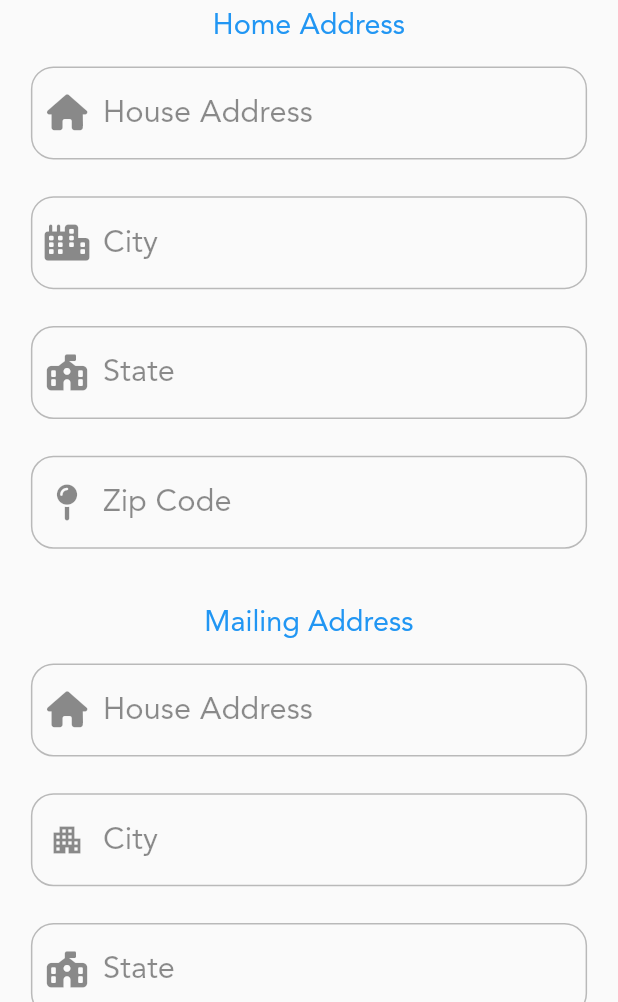
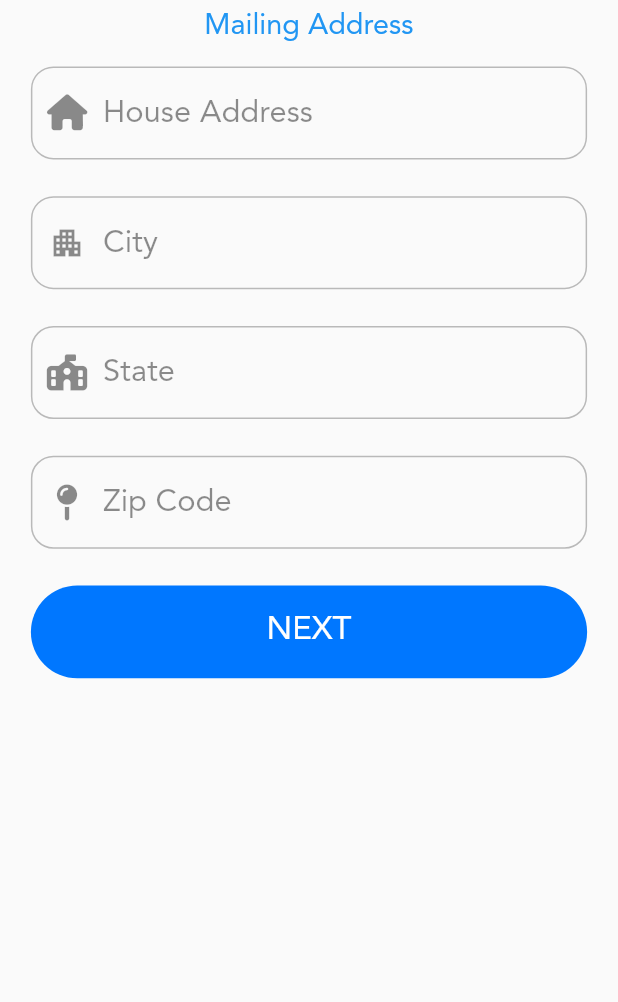
Before and after one commit to IBRAHIMBNC/success_airline_app, a Flutter app: the AddressScreen screen opened directly with empty values, on a phone screen of 412 x 824 dp, the part 234-1236 px from its top. Run offline on Flutter 3.47's test engine with Material 2 defaults, Android fonts, the phone set to English and light mode, and no system bars; our stand-ins replace cached_network_image, cloud_firestore, dotted_border, file_picker, firebase_auth, firebase_core and 11 more; missing offline and left inert: circular_bottom_navigation, in_app_purchase_android, in_app_purchase_storekit; accounts and stored records are empty; network calls fail; project files that could hold a hidden picture were left out.

Commit message:
House mail removed

```diff
--- a/lib/screens/admin_screens/categoryItemDetails_screen.dart
+++ b/lib/screens/admin_screens/categoryItemDetails_screen.dart
@@ -236,6 +236,8 @@ class AddCategoryItemDetailScreen extends StatelessWidget {
                   isLoading: isLoading.value,
                   label: 'Publish',
                   onPressed: () {
+                    // print(lesson!.audioLink);
+                    // return;
                     // Focus.of(context).unfocus();
                     publish();
                   },
@@ -261,7 +263,8 @@ class AddCategoryItemDetailScreen extends StatelessWidget {
       }
       isLoading.value = true;
 
-      if (downloadedFile!.path != audioFile.value!.path) {
+      if (downloadedFile == null ||
+          downloadedFile!.path != audioFile.value!.path) {
         audioUrl = await lessonCont.uploadAudio(audioFile.value!);
       } else {
         audioUrl = lesson!.audioLink;
--- a/lib/screens/auth_screens/address_screen.dart
+++ b/lib/screens/auth_screens/address_screen.dart
@@ -95,71 +95,71 @@ class AddressScreen extends StatelessWidget {
               key: _key,
               child: Column(
                 children: [
-                  const SmallText(
-                    size: 14,
-                    text: 'Home Address',
-                    color: Colors.blue,
-                  ),
-                  SizedBox(
-                    height: 2.h,
-                  ),
-                  CustomTextField(
-                      validator: (val) {
-                        if (val!.trim().isEmpty) {
-                          return 'This field must not be empty';
-                        }
-                        return null;
-                      },
-                      onSave: (val) {
-                        homeAddress['home'] = val!;
-                      },
-                      hintext: '',
-                      prefixIcon: FontAwesomeIcons.house,
-                      label: 'House Address'),
-                  CustomTextField(
-                    validator: (val) {
-                      if (val!.trim().isEmpty) {
-                        return 'This field must not be empty';
-                      }
-                      return null;
-                    },
-                    onSave: (val) {
-                      homeAddress['city'] = val!;
-                    },
-                    hintext: '',
-                    prefixIcon: FontAwesomeIcons.city,
-                    label: 'City',
-                  ),
-                  CustomTextField(
-                      validator: (val) {
-                        if (val!.trim().isEmpty) {
-                          return 'This field must not be empty';
-                        }
-                        return null;
-                      },
-                      onSave: (val) {
-                        homeAddress['state'] = val!;
-                      },
-                      hintext: '',
-                      prefixIcon: FontAwesomeIcons.schoolFlag,
-                      label: 'State'),
-                  CustomTextField(
-                      keyboardType: TextInputType.phone,
-                      validator: (val) {
-                        if (val!.trim().isEmpty) {
-                          return 'This field must not be empty';
-                        }
-                        return null;
-                      },
-                      onSave: (val) {
-                        homeAddress['zipCode'] = val!;
-                      },
-                      hintext: '',
-                      prefixIcon: FontAwesomeIcons.mapPin,
-                      label: 'Zip Code'),
-                  SizedBox(
-                    height: 2.h,
-                  ),
+                  // const SmallText(
+                  //   size: 14,
+                  //   text: 'Home Address',
+                  //   color: Colors.blue,
+                  // ),
+                  // SizedBox(
+                  //   height: 2.h,
+                  // ),
+                  // CustomTextField(
+                  //     validator: (val) {
+                  //       if (val!.trim().isEmpty) {
+                  //         return 'This field must not be empty';
+                  //       }
+                  //       return null;
+                  //     },
+                  //     onSave: (val) {
+                  //       homeAddress['home'] = val!;
+                  //     },
+                  //     hintext: '',
+                  //     prefixIcon: FontAwesomeIcons.house,
+                  //     label: 'House Address'),
+                  // CustomTextField(
+                  //   validator: (val) {
+                  //     if (val!.trim().isEmpty) {
+                  //       return 'This field must not be empty';
+                  //     }
+                  //     return null;
+                  //   },
+                  //   onSave: (val) {
+                  //     homeAddress['city'] = val!;
+                  //   },
+                  //   hintext: '',
+                  //   prefixIcon: FontAwesomeIcons.city,
+                  //   label: 'City',
+                  // ),
+                  // CustomTextField(
+                  //     validator: (val) {
+                  //       if (val!.trim().isEmpty) {
+                  //         return 'This field must not be empty';
+                  //       }
+                  //       return null;
+                  //     },
+                  //     onSave: (val) {
+                  //       homeAddress['state'] = val!;
+                  //     },
+                  //     hintext: '',
+                  //     prefixIcon: FontAwesomeIcons.schoolFlag,
+                  //     label: 'State'),
+                  // CustomTextField(
+                  //     keyboardType: TextInputType.phone,
+                  //     validator: (val) {
+                  //       if (val!.trim().isEmpty) {
+                  //         return 'This field must not be empty';
+                  //       }
+                  //       return null;
+                  //     },
+                  //     onSave: (val) {
+                  //       homeAddress['zipCode'] = val!;
+                  //     },
+                  //     hintext: '',
+                  //     prefixIcon: FontAwesomeIcons.mapPin,
+                  //     label: 'Zip Code'),
+                  // SizedBox(
+                  //   height: 2.h,
+                  // ),
                   const SmallText(
                     size: 14,
                     text: 'Mailing Address',
--- a/lib/screens/lessonDetails_screen.dart
+++ b/lib/screens/lessonDetails_screen.dart
@@ -74,6 +74,7 @@ class _LessonDetailScreenState extends State<LessonDetailScreen> {
             widget.lesson[widget.index], widget.title);
         IdreesController idreesController = Get.find();
         idreesController.onUpdateCategoriesStream?.call();
+        Get.back();
         Get.back();
       },
     );
```
Also changed, not shown: lib/screens/auth_screens/components/signupForm.dart (+69 -69 lines), lib/screens/auth_screens/signIn_screen.dart (+3 -6 lines).
